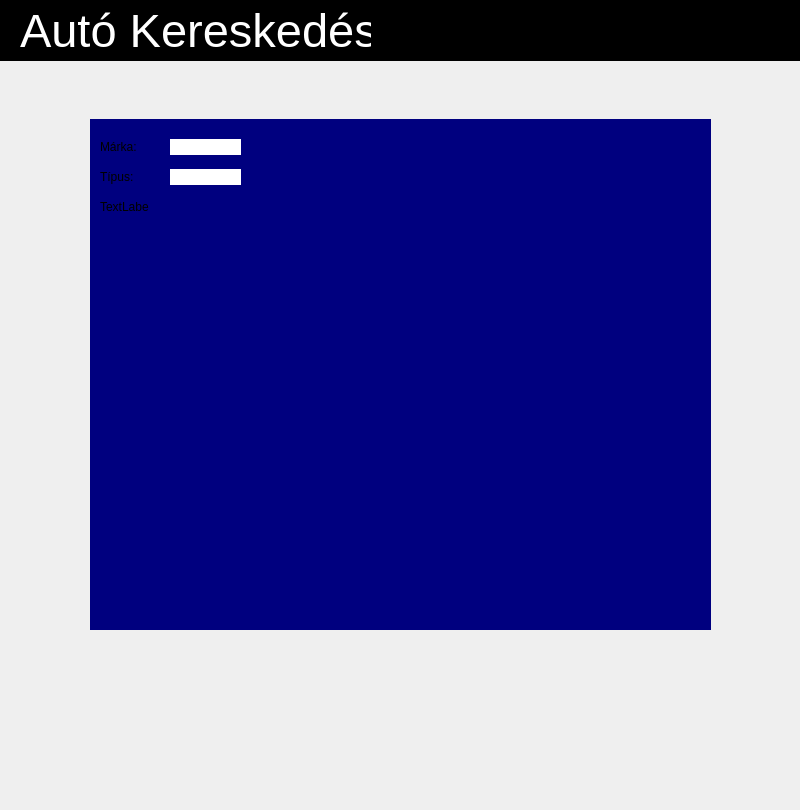
Old version of the form autokereskedes/dialog.ui in the repository adreszka/szoftverfejlesztes_beadando.
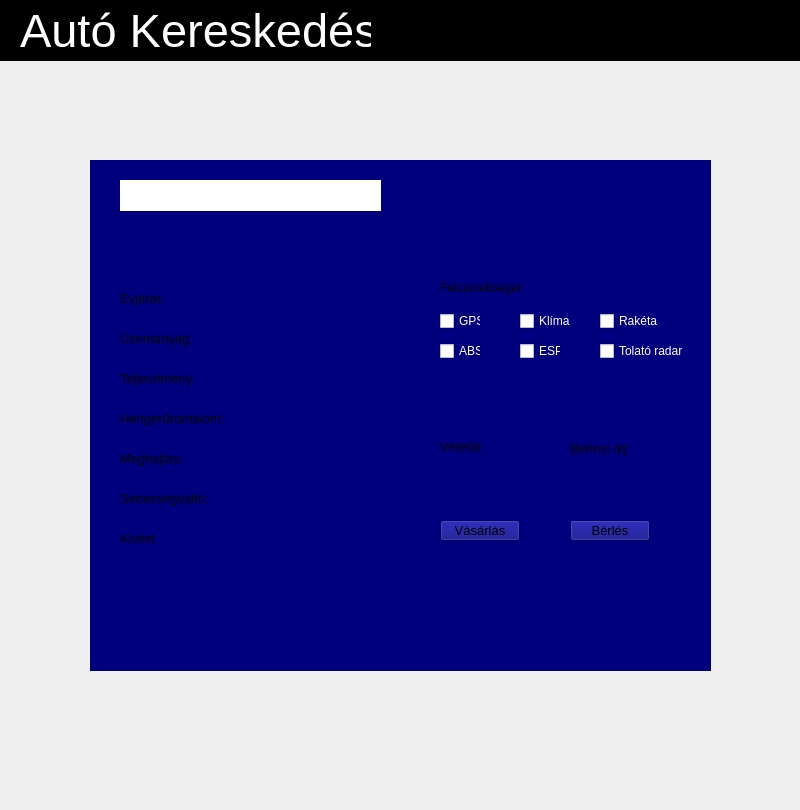
New version of the form. The open tabs and pages were chosen to show the change.

Commit message: Autó oldalának vázlata

What changed in the file:
```diff
--- a/autokereskedes/dialog.ui
+++ b/autokereskedes/dialog.ui
@@ -2523,7 +2523,7 @@
      <property name="geometry">
       <rect>
        <x>90</x>
-       <y>119</y>
+       <y>160</y>
        <width>621</width>
        <height>511</height>
       </rect>
@@ -2534,56 +2534,122 @@
      <widget class="QLabel" name="label_2">
       <property name="geometry">
        <rect>
-        <x>10</x>
+        <x>30</x>
         <y>20</y>
-        <width>49</width>
+        <width>261</width>
+        <height>31</height>
+       </rect>
+      </property>
+      <property name="styleSheet">
+       <string notr="true">background-color: rgb(255, 255, 255);</string>
+      </property>
+      <property name="text">
+       <string/>
+      </property>
+     </widget>
+     <widget class="QLabel" name="yearLabelCar">
+      <property name="geometry">
+       <rect>
+        <x>30</x>
+        <y>130</y>
+        <width>51</width>
         <height>16</height>
        </rect>
       </property>
+      <property name="font">
+       <font>
+        <pointsize>10</pointsize>
+       </font>
+      </property>
       <property name="text">
-       <string>Márka:</string>
+       <string>Évjárat:</string>
       </property>
      </widget>
      <widget class="QLabel" name="label_4">
       <property name="geometry">
        <rect>
-        <x>80</x>
-        <y>20</y>
+        <x>170</x>
+        <y>130</y>
+        <width>51</width>
+        <height>16</height>
+       </rect>
+      </property>
+      <property name="font">
+       <font>
+        <pointsize>10</pointsize>
+       </font>
+      </property>
+      <property name="text">
+       <string/>
+      </property>
+     </widget>
+     <widget class="QLabel" name="fuelLabelCar">
+      <property name="geometry">
+       <rect>
+        <x>30</x>
+        <y>170</y>
         <width>71</width>
         <height>16</height>
        </rect>
       </property>
-      <property name="styleSheet">
-       <string notr="true">background-color: rgb(255, 255, 255);</string>
+      <property name="font">
+       <font>
+        <pointsize>10</pointsize>
+       </font>
       </property>
       <property name="text">
+       <string>Üzemanyag:</string>
+      </property>
+     </widget>
+     <widget class="QLabel" name="fuelValueLabelCar">
+      <property name="geometry">
+       <rect>
+        <x>170</x>
+        <y>170</y>
+        <width>71</width>
+        <height>16</height>
+       </rect>
+      </property>
+      <property name="font">
+       <font>
+        <pointsize>10</pointsize>
+       </font>
+      </property>
+      <property name="text">
        <string/>
       </property>
      </widget>
      <widget class="QLabel" name="label_5">
       <property name="geometry">
        <rect>
-        <x>10</x>
-        <y>50</y>
-        <width>49</width>
+        <x>30</x>
+        <y>250</y>
+        <width>111</width>
         <height>16</height>
        </rect>
       </property>
+      <property name="font">
+       <font>
+        <pointsize>10</pointsize>
+       </font>
+      </property>
       <property name="text">
-       <string>Típus:</string>
+       <string>Hengerűrtartalom:</string>
       </property>
      </widget>
      <widget class="QLabel" name="label_6">
       <property name="geometry">
        <rect>
-        <x>80</x>
-        <y>50</y>
+        <x>170</x>
+        <y>250</y>
         <width>71</width>
         <height>16</height>
        </rect>
       </property>
-      <property name="styleSheet">
-       <string notr="true">background-color: rgb(255, 255, 255);</string>
+      <property name="font">
+       <font>
+        <pointsize>10</pointsize>
+       </font>
       </property>
       <property name="text">
        <string/>
@@ -2592,16 +2658,373 @@
      <widget class="QLabel" name="label_7">
       <property name="geometry">
        <rect>
-        <x>10</x>
-        <y>80</y>
-        <width>49</width>
+        <x>30</x>
+        <y>210</y>
+        <width>81</width>
         <height>16</height>
        </rect>
       </property>
+      <property name="font">
+       <font>
+        <pointsize>10</pointsize>
+       </font>
+      </property>
       <property name="text">
-       <string>TextLabel</string>
+       <string>Teljesítmény:</string>
       </property>
      </widget>
+     <widget class="QLabel" name="powerValueLabelCar">
+      <property name="geometry">
+       <rect>
+        <x>170</x>
+        <y>210</y>
+        <width>81</width>
+        <height>16</height>
+       </rect>
+      </property>
+      <property name="font">
+       <font>
+        <pointsize>10</pointsize>
+       </font>
+      </property>
+      <property name="text">
+       <string/>
+      </property>
+     </widget>
+     <widget class="QLabel" name="driveLabelCar">
+      <property name="geometry">
+       <rect>
+        <x>30</x>
+        <y>290</y>
+        <width>71</width>
+        <height>16</height>
+       </rect>
+      </property>
+      <property name="font">
+       <font>
+        <pointsize>10</pointsize>
+       </font>
+      </property>
+      <property name="text">
+       <string>Meghajtás:</string>
+      </property>
+     </widget>
+     <widget class="QLabel" name="driveValueLabelCar">
+      <property name="geometry">
+       <rect>
+        <x>170</x>
+        <y>290</y>
+        <width>91</width>
+        <height>16</height>
+       </rect>
+      </property>
+      <property name="font">
+       <font>
+        <pointsize>10</pointsize>
+       </font>
+      </property>
+      <property name="text">
+       <string/>
+      </property>
+     </widget>
+     <widget class="QLabel" name="gearLabelCar">
+      <property name="geometry">
+       <rect>
+        <x>30</x>
+        <y>330</y>
+        <width>91</width>
+        <height>16</height>
+       </rect>
+      </property>
+      <property name="font">
+       <font>
+        <pointsize>10</pointsize>
+       </font>
+      </property>
+      <property name="text">
+       <string>Sebességváltó:</string>
+      </property>
+     </widget>
+     <widget class="QLabel" name="gearValueLabelCar">
+      <property name="geometry">
+       <rect>
+        <x>170</x>
+        <y>330</y>
+        <width>91</width>
+        <height>16</height>
+       </rect>
+      </property>
+      <property name="font">
+       <font>
+        <pointsize>10</pointsize>
+       </font>
+      </property>
+      <property name="text">
+       <string/>
+      </property>
+     </widget>
+     <widget class="QLabel" name="designLabelCar">
+      <property name="geometry">
+       <rect>
+        <x>30</x>
+        <y>370</y>
+        <width>41</width>
+        <height>16</height>
+       </rect>
+      </property>
+      <property name="font">
+       <font>
+        <pointsize>10</pointsize>
+       </font>
+      </property>
+      <property name="text">
+       <string>Kivitel:</string>
+      </property>
+     </widget>
+     <widget class="QLabel" name="designValueLabelCar">
+      <property name="geometry">
+       <rect>
+        <x>170</x>
+        <y>370</y>
+        <width>81</width>
+        <height>16</height>
+       </rect>
+      </property>
+      <property name="font">
+       <font>
+        <pointsize>10</pointsize>
+       </font>
+      </property>
+      <property name="text">
+       <string/>
+      </property>
+     </widget>
+     <widget class="QLabel" name="priceLabelCar">
+      <property name="geometry">
+       <rect>
+        <x>350</x>
+        <y>280</y>
+        <width>47</width>
+        <height>13</height>
+       </rect>
+      </property>
+      <property name="font">
+       <font>
+        <pointsize>10</pointsize>
+       </font>
+      </property>
+      <property name="text">
+       <string>Vételár:</string>
+      </property>
+     </widget>
+     <widget class="QLabel" name="rentLabelCar">
+      <property name="enabled">
+       <bool>true</bool>
+      </property>
+      <property name="geometry">
+       <rect>
+        <x>480</x>
+        <y>280</y>
+        <width>61</width>
+        <height>16</height>
+       </rect>
+      </property>
+      <property name="font">
+       <font>
+        <pointsize>10</pointsize>
+       </font>
+      </property>
+      <property name="text">
+       <string>Bérlési díj:</string>
+      </property>
+     </widget>
+     <widget class="QLabel" name="priceValueLabelCar">
+      <property name="geometry">
+       <rect>
+        <x>350</x>
+        <y>310</y>
+        <width>81</width>
+        <height>16</height>
+       </rect>
+      </property>
+      <property name="font">
+       <font>
+        <pointsize>10</pointsize>
+       </font>
+      </property>
+      <property name="text">
+       <string/>
+      </property>
+     </widget>
+     <widget class="QLabel" name="rentValueLabelCar">
+      <property name="geometry">
+       <rect>
+        <x>480</x>
+        <y>310</y>
+        <width>71</width>
+        <height>16</height>
+       </rect>
+      </property>
+      <property name="font">
+       <font>
+        <pointsize>10</pointsize>
+       </font>
+      </property>
+      <property name="text">
+       <string/>
+      </property>
+     </widget>
+     <widget class="QPushButton" name="buyButtonCar">
+      <property name="geometry">
+       <rect>
+        <x>350</x>
+        <y>360</y>
+        <width>80</width>
+        <height>21</height>
+       </rect>
+      </property>
+      <property name="font">
+       <font>
+        <pointsize>10</pointsize>
+       </font>
+      </property>
+      <property name="text">
+       <string>Vásárlás</string>
+      </property>
+     </widget>
+     <widget class="QPushButton" name="rentButtonCar">
+      <property name="geometry">
+       <rect>
+        <x>480</x>
+        <y>360</y>
+        <width>80</width>
+        <height>21</height>
+       </rect>
+      </property>
+      <property name="font">
+       <font>
+        <pointsize>10</pointsize>
+       </font>
+      </property>
+      <property name="text">
+       <string>Bérlés</string>
+      </property>
+     </widget>
+     <widget class="QLabel" name="equipmentLabelCar">
+      <property name="geometry">
+       <rect>
+        <x>350</x>
+        <y>120</y>
+        <width>81</width>
+        <height>16</height>
+       </rect>
+      </property>
+      <property name="text">
+       <string>Felszereltségek:</string>
+      </property>
+     </widget>
+    </widget>
+    <widget class="QCheckBox" name="absCheckBoxCar">
+     <property name="geometry">
+      <rect>
+       <x>440</x>
+       <y>340</y>
+       <width>41</width>
+       <height>22</height>
+      </rect>
+     </property>
+     <property name="styleSheet">
+      <string notr="true">color: rgb(255, 255, 255);</string>
+     </property>
+     <property name="text">
+      <string>ABS</string>
+     </property>
+    </widget>
+    <widget class="QCheckBox" name="espCheckBoxCar">
+     <property name="geometry">
+      <rect>
+       <x>520</x>
+       <y>340</y>
+       <width>41</width>
+       <height>22</height>
+      </rect>
+     </property>
+     <property name="styleSheet">
+      <string notr="true">color: rgb(255, 255, 255);</string>
+     </property>
+     <property name="text">
+      <string>ESP</string>
+     </property>
+    </widget>
+    <widget class="QCheckBox" name="acCheckBoxCar">
+     <property name="geometry">
+      <rect>
+       <x>520</x>
+       <y>310</y>
+       <width>51</width>
+       <height>22</height>
+      </rect>
+     </property>
+     <property name="styleSheet">
+      <string notr="true">color: rgb(255, 255, 255);</string>
+     </property>
+     <property name="text">
+      <string>Klíma</string>
+     </property>
+    </widget>
+    <widget class="QCheckBox" name="gpsCheckBoxCar">
+     <property name="enabled">
+      <bool>true</bool>
+     </property>
+     <property name="geometry">
+      <rect>
+       <x>440</x>
+       <y>310</y>
+       <width>41</width>
+       <height>22</height>
+      </rect>
+     </property>
+     <property name="styleSheet">
+      <string notr="true">color: rgb(255, 255, 255);</string>
+     </property>
+     <property name="text">
+      <string>GPS</string>
+     </property>
+     <property name="tristate">
+      <bool>false</bool>
+     </property>
+    </widget>
+    <widget class="QCheckBox" name="rocketCheckBoxCar">
+     <property name="geometry">
+      <rect>
+       <x>600</x>
+       <y>310</y>
+       <width>61</width>
+       <height>22</height>
+      </rect>
+     </property>
+     <property name="styleSheet">
+      <string notr="true">color: rgb(255, 255, 255);</string>
+     </property>
+     <property name="text">
+      <string>Rakéta</string>
+     </property>
+    </widget>
+    <widget class="QCheckBox" name="radarCheckBoxCar">
+     <property name="geometry">
+      <rect>
+       <x>600</x>
+       <y>340</y>
+       <width>91</width>
+       <height>22</height>
+      </rect>
+     </property>
+     <property name="styleSheet">
+      <string notr="true">color: rgb(255, 255, 255);</string>
+     </property>
+     <property name="text">
+      <string>Tolató radar</string>
+     </property>
     </widget>
    </widget>
   </widget>
```
Left out of the diff: 12 changed lines with no effect on the pictures.
